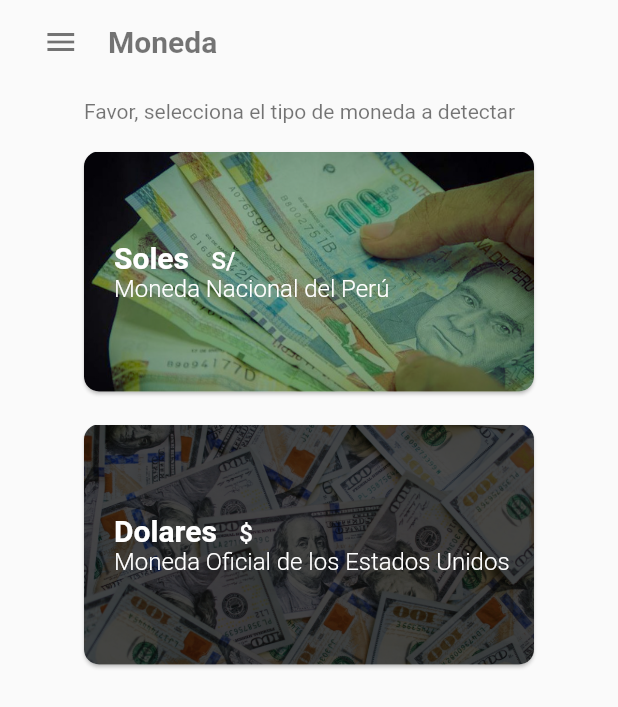
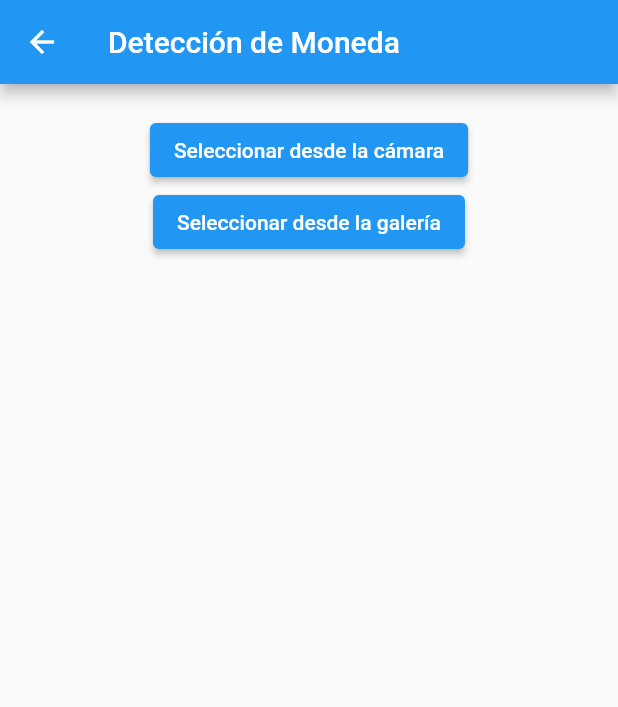
Before and after one commit to George2811/app-deteccion-de-billetes, a Flutter app: the SelectCurrency screen opened directly, after a tap on an icon or button, on a phone screen of 412 x 824 dp. Shown: the top 707 px of the screen. Run offline on Flutter 3.47's test engine with Material 2 defaults, Android fonts, the phone set to English and light mode, and no system bars; our stand-ins replace carousel_slider, image_picker, persistent_bottom_nav_bar.

Commit message:
new funtionality camera and galery

```diff
--- /dev/null
+++ b/lib/ui/views/camareFuntionality.dart
@@ -0,0 +1,68 @@
+import 'package:flutter/material.dart';
+import 'package:image_picker/image_picker.dart';
+import 'dart:io';
+
+class CameraFunctionalityView extends StatefulWidget {
+  @override
+  _CameraFunctionalityViewState createState() => _CameraFunctionalityViewState();
+}
+
+class _CameraFunctionalityViewState extends State<CameraFunctionalityView> {
+  String _imagePath='';
+  Future<void> _getImageFromCamera() async {
+    final picker = ImagePicker();
+    final pickedImage = await picker.getImage(source: ImageSource.camera);
+
+    if (pickedImage != null) {
+      // Procesa o muestra la imagen tomada aquí.
+    }
+  }
+
+  Future<void> _getImageFromGallery() async {
+
+    final picker = ImagePicker();
+    final pickedImage = await picker.getImage(source: ImageSource.gallery);
+
+    if (pickedImage != null) {
+      setState(() {
+        _imagePath=pickedImage.path;
+
+      });
+      // Procesa o muestra la imagen seleccionada de la galería aquí.
+    }
+  }
+
+  @override
+  Widget build(BuildContext context) {
+    return Scaffold(
+      appBar: AppBar(
+        title: Text("Detección de Moneda"),
+      ),
+      body: ListView(
+        children: [
+          Padding(
+            padding: EdgeInsets.all(20),
+            child: Column(
+              children: [
+                ElevatedButton(
+                  onPressed: _getImageFromCamera,
+                  child: Text('Seleccionar desde la cámara'),
+                ),
+                ElevatedButton(
+                  onPressed: _getImageFromGallery,
+                  child: Text('Seleccionar desde la galería'),
+                ),
+                _imagePath.isNotEmpty
+                ?Image.file(
+                  File(_imagePath),
+                  height: 200,
+                  width: 200,
+                ):SizedBox.shrink(),
+              ],
+            ),
+          ),
+        ],
+      ),
+    );
+  }
+}
--- a/lib/ui/views/select_currency.dart
+++ b/lib/ui/views/select_currency.dart
@@ -1,3 +1,4 @@
+import 'package:counterfeit_detector/ui/views/camareFuntionality.dart';
 import 'package:flutter/material.dart';
 
 class SelectCurrency extends StatefulWidget {
@@ -77,6 +78,9 @@ class _SelectCurrencyState extends State<SelectCurrency> {
               onTap: (){
                 _changeSelectedColor(1);
                 // redirige a la funcionalidad de detección
+                   Navigator.push(
+                  context,MaterialPageRoute(builder: (context) => CameraFunctionalityView()),
+    );
               },
               child: Container(
                 height: 160,
@@ -135,7 +139,9 @@ class _SelectCurrencyState extends State<SelectCurrency> {
             child: InkWell(
               onTap: (){
                 _changeSelectedColor(2);
+
                 // redirige a la funcionalidad de detección
+
               },
               child: Container(
                 height: 160,
--- a/pubspec.yaml
+++ b/pubspec.yaml
@@ -10,8 +10,10 @@ dependencies:
   carousel_slider: ^4.2.1
   flutter:
     sdk: flutter
+  image_picker: ^0.8.4+4
   flutter_native_splash: ^2.3.2
   persistent_bottom_nav_bar: ^5.0.2
+
 
 dev_dependencies:
   flutter_test:
```
Also changed, not shown: pubspec.lock, 5 other files.
